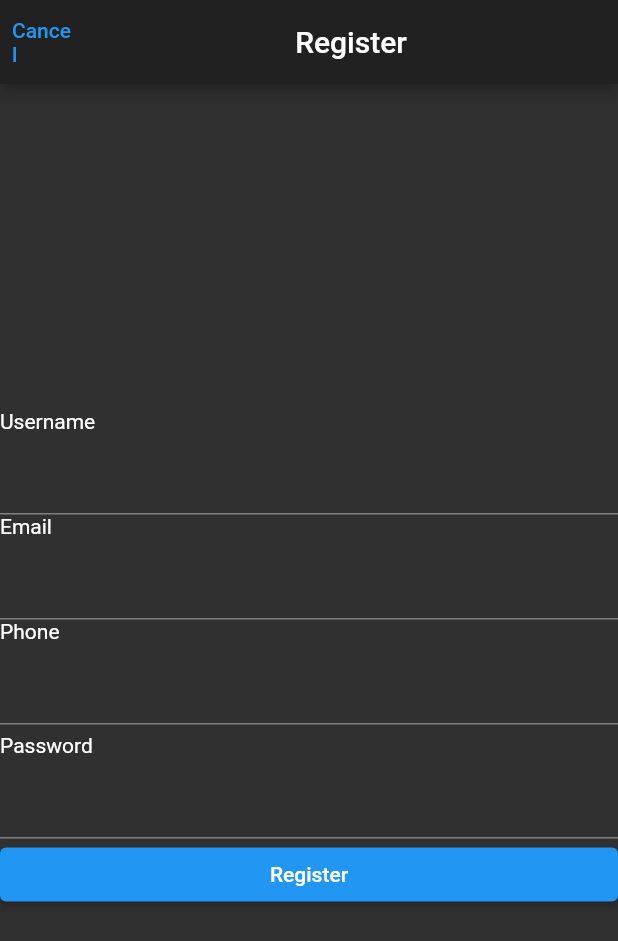
After one commit to 1653111/1653111_PTUDDD_NC_Final, a Flutter app: the RegisterScreen screen opened directly, after a tap on "Register", on a phone screen of 412 x 824 dp. The commit adds this screen. Shown: the top 941 px of the screen. Run offline on Flutter 3.47's test engine with Material 2 defaults, Android fonts, the phone set to English and light mode, and no system bars; our stand-ins replace auto_size_text, flutter_rating_bar, get; missing offline and left inert: flutter_search_bar; network calls fail.

Commit message:
Add register, login

```diff
--- a/lib/controller/top_trending_controller.dart
+++ b/lib/controller/top_trending_controller.dart
@@ -6,7 +6,7 @@ class TopTrendingController extends GetxController {
   var topTrending;
   Future<void> loadTopTrending() async {
     var response = await http.post(
-        Uri.https("api.letstudy.org", "/course/top-trending"),
+        Uri.https("api.letstudy.org", "/course/top-rate"),
         headers: {'Content-type': 'application/json'},
         body: json.encode({"limit": 10, "page": 1}));
     var tmp = response.body;
--- a/lib/home_screen/top_new.dart
+++ b/lib/home_screen/top_new.dart
@@ -37,7 +37,7 @@ class _TopNewState extends State<TopNew> {
                         description: topN.topNew[index]
                             ["description"],
                         ratedNumber: topN.topNew[index]
-                            ["ratedNumber"],
+                            ["ratedNumber"].toDouble(),
                         soldNumber: topN.topNew[index]["soldNumber"],
                         totalHours: topN.topNew[index]["totalHours"],
                       );
--- a/lib/home_screen/top_trending.dart
+++ b/lib/home_screen/top_trending.dart
@@ -34,10 +34,8 @@ class _TopTrendingState extends State<TopTrending> {
                         title: topT.topTrending[index]["title"],
                         subtitle: topT.topTrending[index]["subtitle"],
                         createdAt: topT.topTrending[index]["createdAt"],
-                        description: topT.topTrending[index]
-                            ["description"],
-                        ratedNumber: topT.topTrending[index]
-                            ["ratedNumber"],
+                        description: topT.topTrending[index]["description"],
+                        ratedNumber: topT.topTrending[index]["ratedNumber"].toDouble(),
                         soldNumber: topT.topTrending[index]["soldNumber"],
                         totalHours: topT.topTrending[index]["totalHours"],
                       );
--- /dev/null
+++ b/lib/login_screen/register_screen.dart
@@ -0,0 +1,116 @@
+import 'package:flutter/material.dart';
+import 'package:q_final_project/dashboard/dashboard.dart';
+import 'package:get/get.dart';
+import 'package:http/http.dart' as http;
+import 'dart:convert';
+
+class RegisterScreen extends StatefulWidget {
+  @override
+  _RegisterScreenState createState() => _RegisterScreenState();
+}
+
+class _RegisterScreenState extends State<RegisterScreen> {
+  String _username = "", _password = "", _email = "", _phone = "";
+  TextEditingController _textUsername, _textPassword, _textEmail, _textPhone;
+  @override
+  void initState() {
+    super.initState();
+    _textUsername = TextEditingController(text: _username);
+    _textPassword = TextEditingController(text: _password);
+    _textEmail = TextEditingController(text: _email);
+    _textPhone = TextEditingController(text: _phone);
+  }
+
+  Future<void> register() async {
+    var response1 = await http.post(
+        Uri.https("api.letstudy.org", "/user/register"),
+        headers: {'Content-type': 'application/json'},
+        body: json.encode({
+          "username": _username,
+          "email": _email,
+          "phone": _phone,
+          "password": _password
+        }));
+    var tmp = response1.body;
+    var tmp1 = json.decode(tmp);
+    if (tmp1["message"] == "OK") {
+      var response2 = await http.post(
+          Uri.https("api.letstudy.org", "/user/send-activate-email"),
+          headers: {'Content-type': 'application/json'},
+          body: json.encode({
+            "email": _email,
+          }));
+      var tmp2 = response2.body;
+      var tmp3 = json.decode(tmp2);
+      if (tmp3["message"] == "OK") {
+        Get.back();
+      }
+    }
+  }
+
+  Widget build(BuildContext context) {
+    return Scaffold(
+      appBar: AppBar(
+        leading: TextButton(
+          onPressed: () => Navigator.pop(context),
+          child: Text("Cancel"),
+        ),
+        title: Center(child: Text("Register")),
+      ),
+      body: Column(
+        mainAxisAlignment: MainAxisAlignment.center,
+        crossAxisAlignment: CrossAxisAlignment.start,
+        children: [
+          Text("Username", style: TextStyle(fontSize: 14)),
+          SizedBox(height: 6.0),
+          TextField(
+            decoration: InputDecoration(
+              hintText: '',
+            ),
+            controller: _textUsername,
+            onChanged: (value) => _username = value.trim(),
+          ),
+          Text("Email", style: TextStyle(fontSize: 14)),
+          SizedBox(height: 6.0),
+          TextField(
+            decoration: InputDecoration(
+              hintText: '',
+            ),
+            controller: _textEmail,
+            onChanged: (value) => _email = value.trim(),
+          ),
+          Text("Phone", style: TextStyle(fontSize: 14)),
+          SizedBox(height: 6.0),
+          TextField(
+            decoration: InputDecoration(
+              hintText: '',
+            ),
+            controller: _textPhone,
+            onChanged: (value) => _phone = value.trim(),
+          ),
+          SizedBox(height: 6.0),
+          Text("Password", style: TextStyle(fontSize: 14)),
+          SizedBox(height: 6.0),
+          TextField(
+            decoration: InputDecoration(
+              hintText: '',
+            ),
+            controller: _textPassword,
+            onChanged: (value) => _password = value.trim(),
+            obscureText: true,
+          ),
+          ElevatedButton(
+            onPressed: () async {
+              await register();
+            },
+            child: Center(
+              child: Text("Register"),
+            ),
+            style: ButtonStyle(
+                backgroundColor: MaterialStateProperty.all(Colors.blue)),
+          ),
+        ],
+      ),
+    );
+  }
+}
--- a/pubspec.yaml
+++ b/pubspec.yaml
@@ -26,6 +26,8 @@ dependencies:
   get:
   http:
   flutter_search_bar:
+  auto_size_text:
+  flutter_rating_bar:
 
 
   # The following adds the Cupertino Icons font to your application.
```
Also changed, not shown: lib/controller/login_controller.dart (+15 -4 lines), lib/home_screen/home_screen.dart (+6 -3 lines), lib/home_screen/listing_page.dart (+13 -10 lines), lib/login_screen/init_screen.dart (+10 -3 lines), lib/login_screen/signin_screen.dart (+19 -5 lines), lib/widgets/horizontal_list_item.dart (+52 -22 lines), lib/widgets/vertical_list_item.dart (+24 -13 lines), pubspec.lock.
